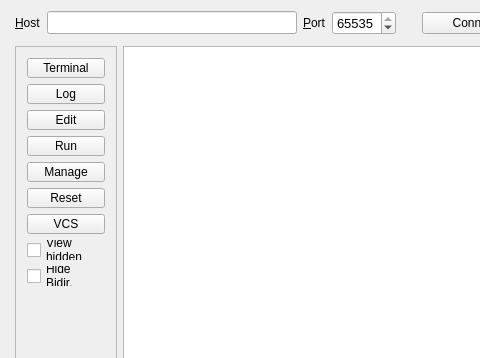
First picture: the form in src/MainWindow.ui, repository micwik/ArnBrowser, before the edit; both pictures show x 0 to 480 and y 0 to 358 of the 802 by 537 pixel window.
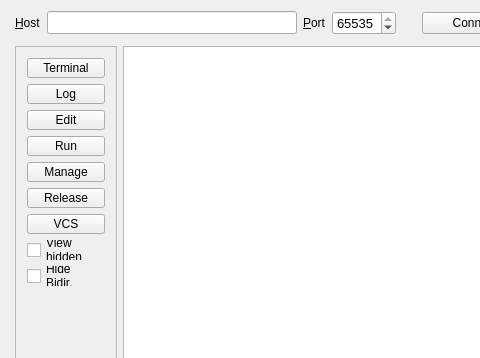
Second picture: the form after the edit. Icons and pictures are not drawn.

Commit message: Changed reset button to release button

Patch:
```diff
--- a/src/MainWindow.ui
+++ b/src/MainWindow.ui
@@ -418,7 +418,7 @@
           <item>
            <widget class="QPushButton" name="resetButton">
             <property name="text">
-             <string>Reset</string>
+             <string>Release</string>
             </property>
            </widget>
           </item>
```
Left out of the diff: 2 changed lines with no effect on the pictures. The commit also changes 3 other files.
